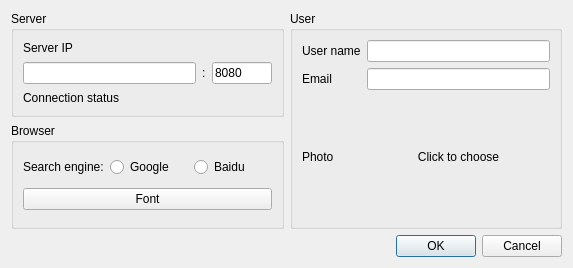
This is FAQsBrowser/OptionsDlg.ui in congchenutd/COFAQs as Qt 5 draws it before an edit. The edited form follows.
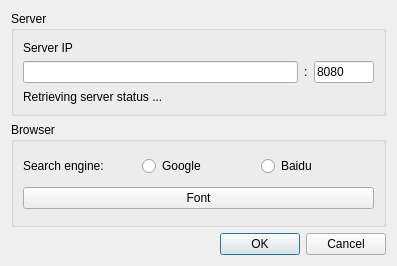
This is the edited form. Custom widgets are drawn as their Qt base class.

Commit message: + Server status on registration, login, and mainwindow + Add email to registration

Patch:
```diff
--- a/FAQsBrowser/OptionsDlg.ui
+++ b/FAQsBrowser/OptionsDlg.ui
@@ -6,15 +6,15 @@
    <rect>
     <x>0</x>
     <y>0</y>
-    <width>573</width>
-    <height>268</height>
+    <width>397</width>
+    <height>266</height>
    </rect>
   </property>
   <property name="windowTitle">
    <string>Options</string>
   </property>
-  <layout class="QGridLayout" name="gridLayout_3">
-   <item row="0" column="0">
+  <layout class="QVBoxLayout" name="verticalLayout_2">
+   <item>
     <widget class="QGroupBox" name="groupBox_2">
      <property name="title">
       <string>Server</string>
@@ -57,70 +57,14 @@
       <item>
        <widget class="QLabel" name="labelServerStatus">
         <property name="text">
-         <string>Connection status</string>
+         <string>Retrieving server status ...</string>
         </property>
        </widget>
       </item>
      </layout>
     </widget>
    </item>
-   <item row="0" column="1" rowspan="2">
-    <widget class="QGroupBox" name="groupBox">
-     <property name="title">
-      <string>User</string>
-     </property>
-     <layout class="QGridLayout" name="gridLayout">
-      <item row="0" column="1">
-       <widget class="QLineEdit" name="leUsername"/>
-      </item>
-      <item row="2" column="1">
-       <widget class="ImageLabel" name="labelImage">
-        <property name="sizePolicy">
-         <sizepolicy hsizetype="Preferred" vsizetype="Expanding">
-          <horstretch>0</horstretch>
-          <verstretch>0</verstretch>
-         </sizepolicy>
-        </property>
-        <property name="text">
-         <string>Click to choose</string>
-        </property>
-        <property name="alignment">
-         <set>Qt::AlignCenter</set>
-        </property>
-       </widget>
-      </item>
-      <item row="1" column="1">
-       <widget class="QLineEdit" name="leEmail">
-        <property name="text">
-         <string/>
-        </property>
-       </widget>
-      </item>
-      <item row="1" column="0">
-       <widget class="QLabel" name="label_3">
-        <property name="text">
-         <string>Email</string>
-        </property>
-       </widget>
-      </item>
-      <item row="0" column="0">
-       <widget class="QLabel" name="label_2">
-        <property name="text">
-         <string>User name</string>
-        </property>
-       </widget>
-      </item>
-      <item row="2" column="0">
-       <widget class="QLabel" name="label_4">
-        <property name="text">
-         <string>Photo</string>
-        </property>
-       </widget>
-      </item>
-     </layout>
-    </widget>
-   </item>
-   <item row="1" column="0">
+   <item>
     <widget class="QGroupBox" name="groupBox_3">
      <property name="title">
       <string>Browser</string>
@@ -157,7 +101,7 @@
      </layout>
     </widget>
    </item>
-   <item row="2" column="1">
+   <item>
     <widget class="QDialogButtonBox" name="buttonBox">
      <property name="orientation">
       <enum>Qt::Horizontal</enum>
@@ -169,13 +113,6 @@
    </item>
   </layout>
  </widget>
- <customwidgets>
-  <customwidget>
-   <class>ImageLabel</class>
-   <extends>QLabel</extends>
-   <header>ImageLabel.h</header>
-  </customwidget>
- </customwidgets>
  <tabstops>
   <tabstop>leServerIP</tabstop>
   <tabstop>leServerPort</tabstop>
```
Left out of the diff: 2 changed lines with no effect on the pictures. The commit also changes 18 other files.
